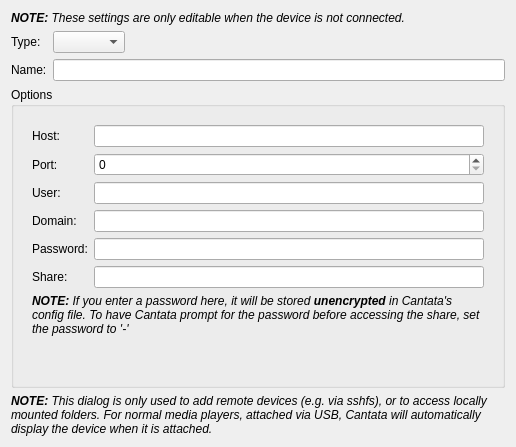
This is devices/remotedevicepropertieswidget.ui in polpo/cantata-mac as Qt 5 draws it before an edit. The edited form follows.
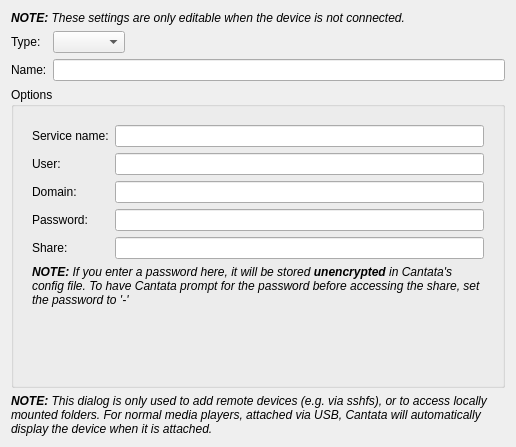
This is the edited form. The open tabs and pages were chosen to show the change. Custom widgets are drawn as their Qt base class.

Commit message: Use Avahi to detect SMB host/port

What changed in the file:
```diff
--- a/devices/remotedevicepropertieswidget.ui
+++ b/devices/remotedevicepropertieswidget.ui
@@ -178,6 +178,102 @@
           </item>
          </layout>
         </widget>
+        <widget class="QWidget" name="smbAvahiPage">
+         <layout class="QVBoxLayout" name="verticalLayout_3x">
+          <item>
+           <layout class="QFormLayout" name="formLayout_4x">
+            <item row="0" column="0">
+             <widget class="BuddyLabel" name="hostLabel_2x">
+              <property name="text">
+               <string>Service name:</string>
+              </property>
+              <property name="buddy">
+               <cstring>smbAvahiName</cstring>
+              </property>
+             </widget>
+            </item>
+            <item row="0" column="1">
+             <widget class="LineEdit" name="smbAvahiName"/>
+            </item>
+            <item row="1" column="0">
+             <widget class="BuddyLabel" name="userLabel_2x">
+              <property name="text">
+               <string>User:</string>
+              </property>
+              <property name="buddy">
+               <cstring>smbAvahiUser</cstring>
+              </property>
+             </widget>
+            </item>
+            <item row="1" column="1">
+             <widget class="LineEdit" name="smbAvahiUser"/>
+            </item>
+            <item row="2" column="0">
+             <widget class="BuddyLabel" name="label_2x">
+              <property name="text">
+               <string>Domain:</string>
+              </property>
+              <property name="buddy">
+               <cstring>smbAvahiDomain</cstring>
+              </property>
+             </widget>
+            </item>
+            <item row="2" column="1">
+             <widget class="LineEdit" name="smbAvahiDomain"/>
+            </item>
+            <item row="3" column="0">
+             <widget class="BuddyLabel" name="label_3x">
+              <property name="text">
+               <string>Password:</string>
+              </property>
+              <property name="buddy">
+               <cstring>smbAvahiPassword</cstring>
+              </property>
+             </widget>
+            </item>
+            <item row="3" column="1">
+             <widget class="LineEdit" name="smbAvahiPassword"/>
+            </item>
+            <item row="4" column="0">
+             <widget class="BuddyLabel" name="folderLabel_x2">
+              <property name="text">
+               <string>Share:</string>
+              </property>
+              <property name="buddy">
+               <cstring>smbAvahiShare</cstring>
+              </property>
+             </widget>
+            </item>
+            <item row="4" column="1">
+             <widget class="LineEdit" name="smbAvahiShare"/>
+            </item>
+           </layout>
+          </item>
+          <item>
+           <widget class="QLabel" name="label_4x">
+            <property name="text">
+             <string>&lt;i&gt;&lt;b&gt;NOTE:&lt;/b&gt; If you enter a password here, it will be stored &lt;b&gt;unencrypted&lt;/b&gt; in Cantata's config file. To have Cantata prompt for the password before accessing the share, set the password to '-'&lt;/i&gt;</string>
+            </property>
+            <property name="wordWrap">
+             <bool>true</bool>
+            </property>
+           </widget>
+          </item>
+          <item>
+           <spacer name="verticalSpacerx">
+            <property name="orientation">
+             <enum>Qt::Vertical</enum>
+            </property>
+            <property name="sizeHint" stdset="0">
+             <size>
+              <width>20</width>
+              <height>14</height>
+             </size>
+            </property>
+           </spacer>
+          </item>
+         </layout>
+        </widget>
         <widget class="QWidget" name="sshPage">
          <layout class="QVBoxLayout" name="verticalLayout_4">
           <item>
```
The commit also changes 12 other files.
